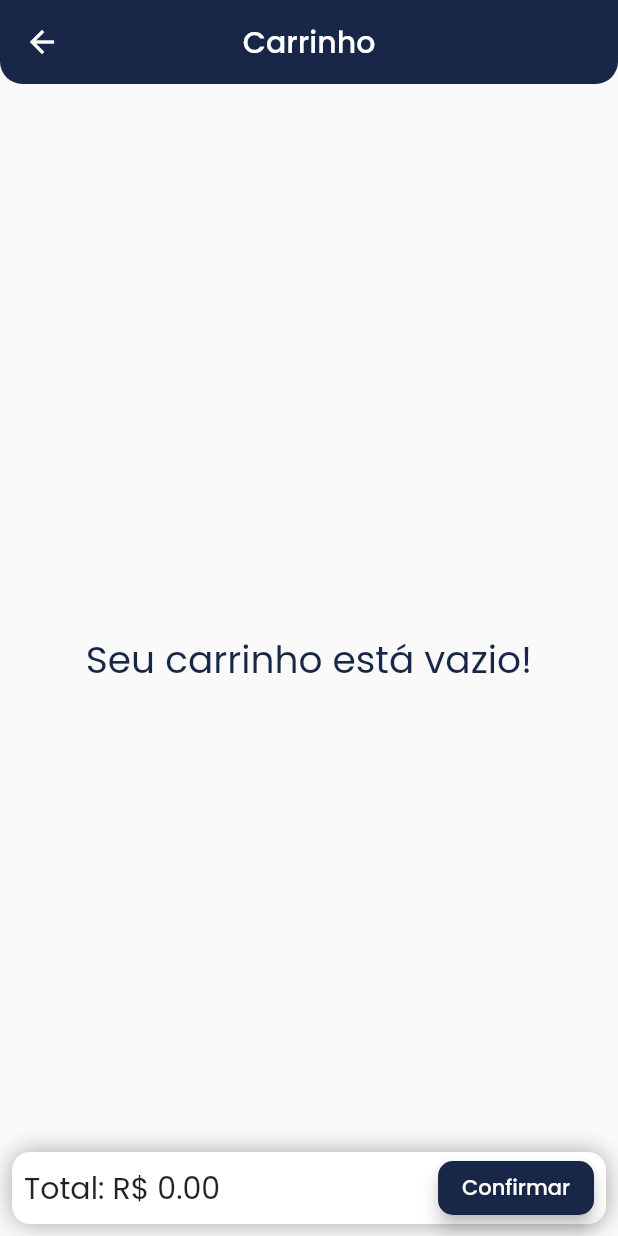
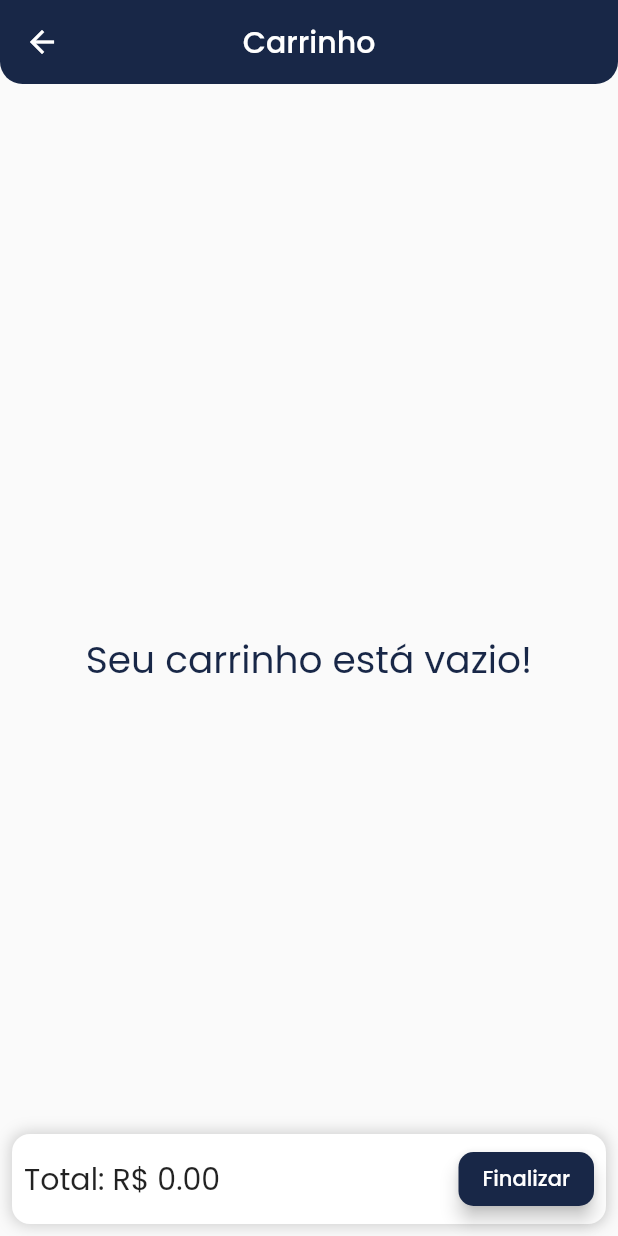
Before and after one commit to brunodeev/futzera, a Flutter app: the CartPage screen opened directly, on a phone screen of 412 x 824 dp. Run offline on Flutter 3.47's test engine with Material 2 defaults, Android fonts, the phone set to English and light mode, and no system bars; our stand-ins replace cloud_firestore, firebase_core, flutter_svg; accounts and stored records are empty.

Commit message:
finalizando design do card valor total

```diff
--- a/lib/screens/detail/product_detail.dart
+++ b/lib/screens/detail/product_detail.dart
@@ -83,7 +83,7 @@ class ProductDetail extends StatelessWidget {
                   padding: const EdgeInsets.only(bottom: 10),
                   child: Row(
                     children: [
-                      Text('R\$ $price',
+                      Text('R\$ ${price.toStringAsFixed(2)}',
                           style: TextStyle(
                             color: kPrimaryColor.withOpacity(0.7),
                             fontSize: 20,
@@ -139,8 +139,8 @@ class ProductDetail extends StatelessWidget {
                         width: double.infinity,
                         child: TextButton(
                           onPressed: () {},
-                          child: const Icon(Icons.shopping_cart,
-                              color: Colors.red),
+                          child:
+                              const Icon(Icons.favorite, color: Colors.white),
                         ),
                       ),
                     ),
--- a/lib/widgets/total_items_cart.dart
+++ b/lib/widgets/total_items_cart.dart
@@ -30,13 +30,14 @@ class TotalItemsCart extends StatelessWidget {
           return Padding(
             padding: const EdgeInsets.all(8.0),
             child: Container(
+              height: 60,
               width: double.infinity,
               decoration: BoxDecoration(
                 boxShadow: const [
                   BoxShadow(
-                    spreadRadius: 0.1,
-                    blurRadius: 13,
-                    color: Color.fromARGB(255, 167, 167, 167),
+                    spreadRadius: 1,
+                    blurRadius: 8,
+                    color: Color.fromARGB(255, 207, 207, 207),
                   ),
                 ],
                 borderRadius: BorderRadius.circular(12),
@@ -63,7 +64,7 @@ class TotalItemsCart extends StatelessWidget {
                         ),
                       ),
                       onPressed: () {},
-                      child: const Text('Confirmar'),
+                      child: const Text('Finalizar'),
                     ),
                   ],
                 ),
```
